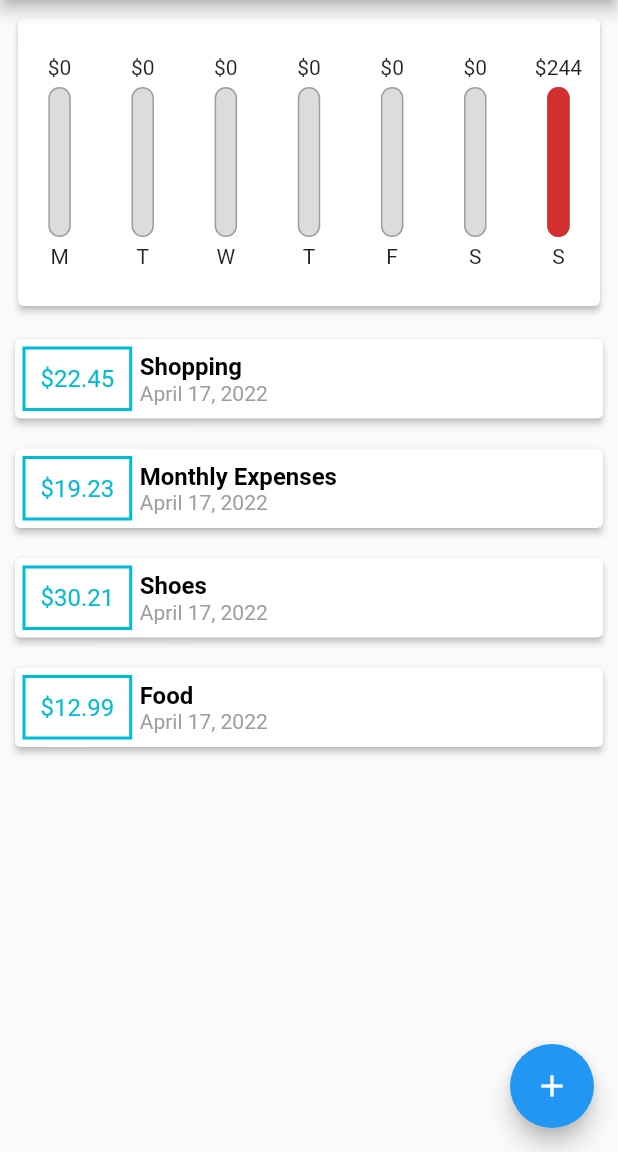
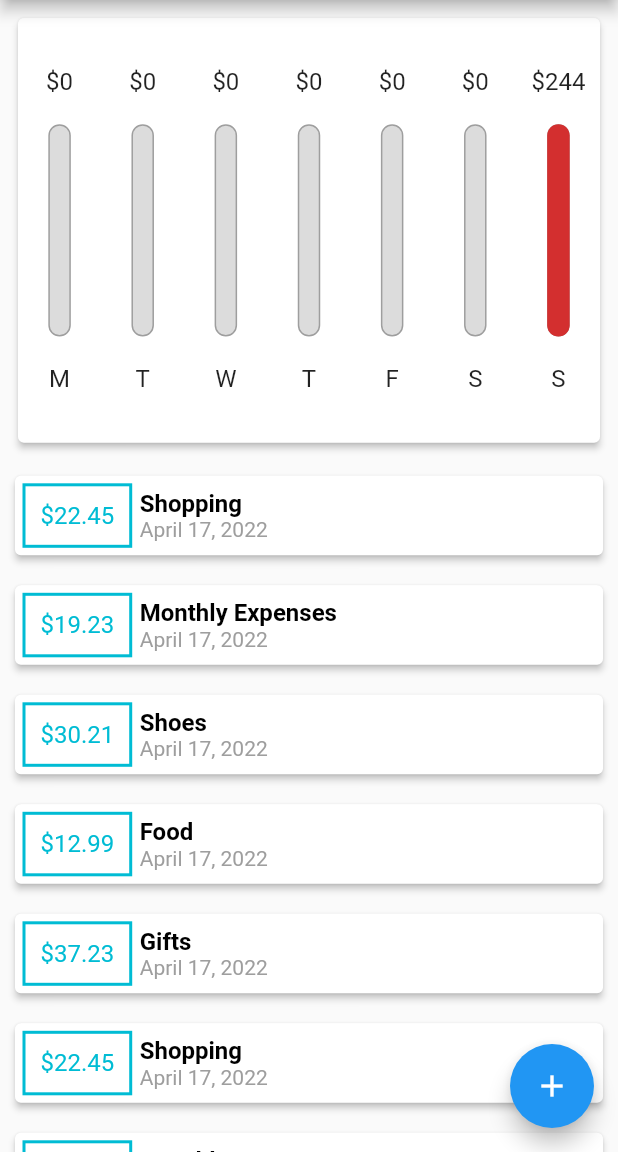
Before and after one commit to Suraj-1411/ExpenseManager, a Flutter app: the screen it shows after launch, on a phone screen of 412 x 824 dp, the part 84-1236 px from its top. Run offline on Flutter 3.47's test engine with Material 2 defaults, Android fonts, the phone set to English and light mode, and no system bars.

Commit message:
Made app responsive and adjust with every screen size

```diff
--- a/lib/screens/home_screen.dart
+++ b/lib/screens/home_screen.dart
@@ -103,26 +103,40 @@ class _HomeScreenState extends State<HomeScreen> {
 
   @override
   Widget build(BuildContext context) {
+    var appBar = AppBar(
+      title: const Text('Expense Manager'),
+      actions: [
+        IconButton(onPressed: _openBottomSheet, icon: const Icon(Icons.add)),
+      ],
+    );
+
+    var actualHeight = MediaQuery.of(context).size.height -
+        appBar.preferredSize.height -
+        MediaQuery.of(context).padding.top;
+
     return Scaffold(
       floatingActionButton: FloatingActionButton(
         onPressed: _openBottomSheet,
         child: const Icon(Icons.add),
       ),
-      appBar: AppBar(
-        title: const Text('Expense Manager'),
-        actions: [
-          IconButton(onPressed: _openBottomSheet, icon: const Icon(Icons.add)),
-        ],
-      ),
+      appBar: appBar,
       body: SingleChildScrollView(
         child: Column(
           children: [
-            Chart(
-              recentTransactions: _recentTransactions,
+            Container(
+              height: actualHeight * 0.4,
+              child: Chart(
+                recentTransactions: _recentTransactions,
+              ),
             ),
             _userTransactions.isNotEmpty
-                ? TransactionList(userTransactions: _userTransactions)
-                : const NoTransactionsFound(),
+                ? Container(
+                    height: actualHeight * 0.6,
+                    child: TransactionList(userTransactions: _userTransactions))
+                : Container(
+                    height: actualHeight * 1,
+                    child: const NoTransactionsFound(),
+                  ),
           ],
         ),
       ),
--- a/lib/widgets/chart.dart
+++ b/lib/widgets/chart.dart
@@ -28,9 +28,6 @@ class Chart extends StatelessWidget {
   Widget build(BuildContext context) {
     return Padding(
       padding: const EdgeInsets.all(8.0),
-      child: Container(
-        height: 200,
-        width: double.infinity,
       child: Card(
         elevation: 2.0,
         child: Row(
@@ -43,7 +40,6 @@ class Chart extends StatelessWidget {
           }).toList(),
         ),
       ),
-      ),
     );
   }
 }
--- a/lib/widgets/chart_bar.dart
+++ b/lib/widgets/chart_bar.dart
@@ -9,31 +9,101 @@ class ChartBar extends StatelessWidget {
 
   @override
   Widget build(BuildContext context) {
-    var calculatedAmount = amount / 100;
-    bool isOverFlowed = calculatedAmount >= 1;
-    double barHeight = isOverFlowed ? 1 : calculatedAmount;
-
-    Color getColor(){
-      if(calculatedAmount < 0.3){
+    Color getColor(double calculatedAmount) {
+      if (calculatedAmount < 0.3) {
         return Colors.green;
-      }
-      else if(calculatedAmount < 0.7){
+      } else if (calculatedAmount < 0.7) {
         return Theme.of(context).primaryColor;
-      }else{
+      } else {
         return Theme.of(context).errorColor;
       }
     }
+
+    return LayoutBuilder(
+      builder: (ctx, constraints) {
+        var textScaleFactor = MediaQuery.of(context).textScaleFactor;
+        var actualBarHeight = constraints.maxHeight * 0.5;
+        var calculatedAmount = amount / actualBarHeight;
+        bool isOverFlowed = calculatedAmount >= 1;
+        double barHeight = isOverFlowed ? 1 : calculatedAmount;
 
         return Padding(
           padding: const EdgeInsets.all(8.0),
           child: Column(
             mainAxisAlignment: MainAxisAlignment.center,
             children: [
-          Text('\$${amount.toStringAsFixed(0)}'),
-          const SizedBox(
-            height: 5,
+              Container(
+                height: constraints.maxHeight * 0.1,
+                child: FittedBox(
+                  fit: BoxFit.none,
+                  child: Text(
+                    '\$${amount.toStringAsFixed(0)}',
+                    style: const TextStyle(
+                      overflow: TextOverflow.ellipsis,
+                      fontSize: 16.0,
                     ),
-          /*Container(
+                    textScaleFactor: textScaleFactor * 1.0,
+                  ),
+                ),
+              ),
+              SizedBox(
+                height: constraints.maxHeight * 0.05,
+              ),
+              Container(
+                width: 15,
+                height: constraints.maxHeight * 0.5,
+                child: Stack(
+                  alignment: Alignment.bottomCenter,
+                  children: [
+                    Container(
+                      decoration: BoxDecoration(
+                        color: const Color.fromRGBO(220, 220, 220, 1),
+                        borderRadius: BorderRadius.circular(20.0),
+                        border: Border.all(
+                          color: Colors.grey,
+                          width: 1.0,
+                        ),
+                      ),
+                    ),
+                    FractionallySizedBox(
+                      heightFactor: barHeight,
+                      child: Container(
+                        decoration: BoxDecoration(
+                          borderRadius: BorderRadius.circular(20.0),
+                          color: getColor(calculatedAmount),
+                        ),
+                      ),
+                    )
+                  ],
+                ),
+              ),
+              SizedBox(
+                height: constraints.maxHeight * 0.05,
+              ),
+              Container(
+                height: constraints.maxHeight * 0.1,
+                child: FittedBox(
+                  child: Text(
+                    day,
+                    style: TextStyle(fontSize: 16.0),
+                    overflow: TextOverflow.ellipsis,
+                    textScaleFactor: textScaleFactor * 1.0,
+                  ),
+                  fit: BoxFit.none,
+                ),
+              ),
+            ],
+          ),
+        );
+      },
+    );
+  }
+}
+
+/**
+ * Another Way of Creating Bar
+ *
+ * /*Container(
     width: 15,
     height: 100,
     decoration: BoxDecoration(
@@ -55,40 +125,4 @@ class ChartBar extends StatelessWidget {
     )
     ),
     ),*/
-          Container(
-            width: 15,
-            height: 100,
-            child: Stack(
-              alignment: Alignment.bottomCenter,
-              children: [
-                Container(
-                  decoration: BoxDecoration(
-                    color: Color.fromRGBO(220, 220, 220, 1),
-                    borderRadius: BorderRadius.circular(20.0),
-                    border: Border.all(
-                      color: Colors.grey,
-                      width: 1.0,
-                    ),
-                  ),
-                ),
-                FractionallySizedBox(
-                  heightFactor: barHeight,
-                  child: Container(
-                    decoration: BoxDecoration(
-                      borderRadius: BorderRadius.circular(20.0),
-                      color: getColor(),
-                    ),
-                  ),
-                )
-              ],
-            ),
-          ),
-          const SizedBox(
-            height: 5,
-          ),
-          Text(day),
-        ],
-      ),
-    );
-  }
-}
+ * */
--- a/lib/widgets/transaction_list.dart
+++ b/lib/widgets/transaction_list.dart
@@ -15,15 +15,12 @@ class TransactionList extends StatefulWidget {
 class _TransactionListState extends State<TransactionList> {
   @override
   Widget build(BuildContext context) {
-    return Container(
-      height: 300,
-      child: ListView.builder(
-          itemCount: widget.userTransactions.length,
-          itemBuilder: (ctx, index) {
-            return TransactionItem(
-              tx: widget.userTransactions[index],
-            );
-          }),
-    );
+    return ListView.builder(
+        itemCount: widget.userTransactions.length,
+        itemBuilder: (ctx, index) {
+          return TransactionItem(
+            tx: widget.userTransactions[index],
+          );
+        });
   }
 }
```
Lines whose indentation alone changed are shown as unchanged.
